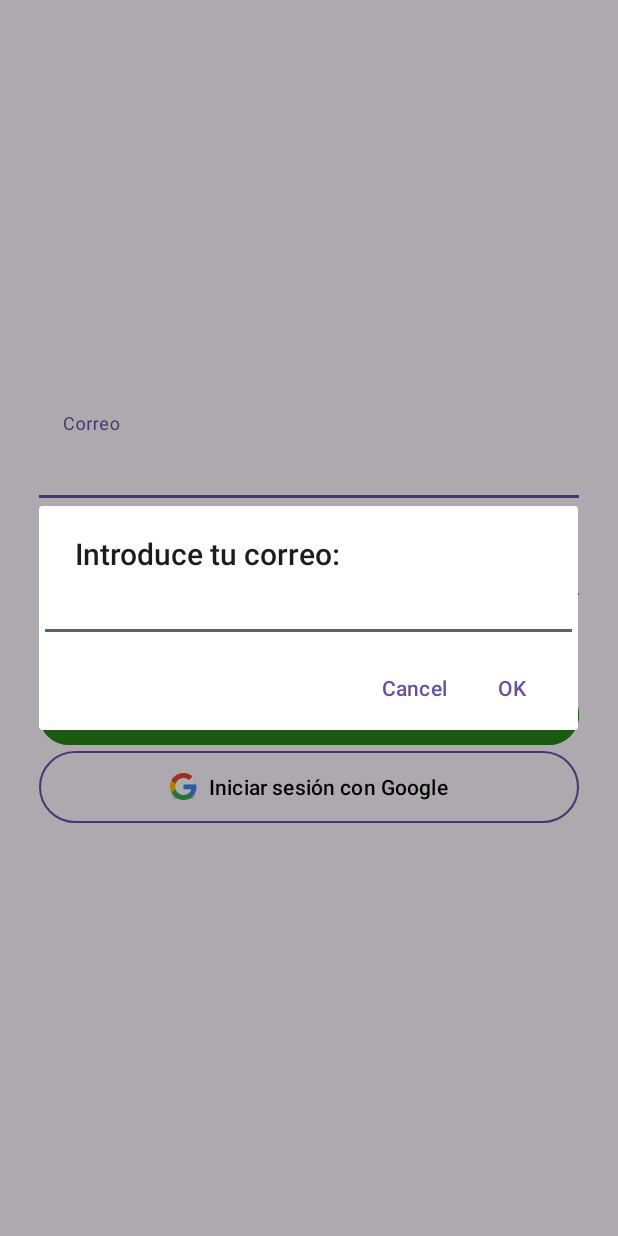
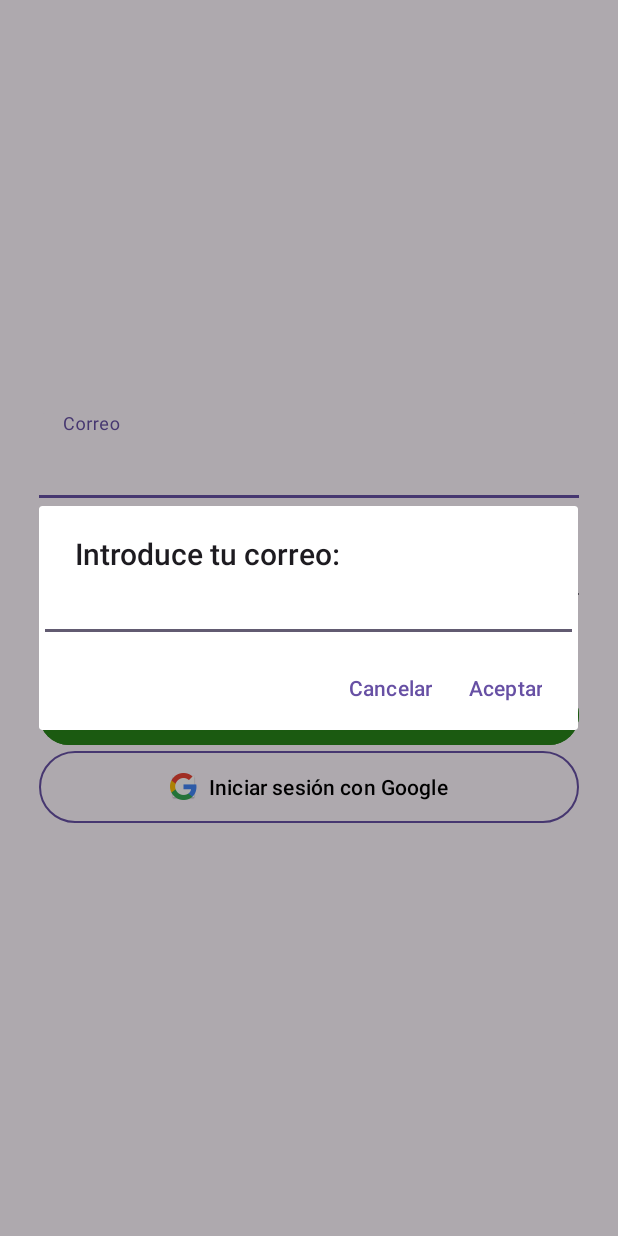
Before and after one commit to DeveloperAaron2/LearningStrenghtAaron, an Android app: the LoginActivity screen opened directly, with no data from a screen before it, after a tap on "¿Olvidaste tu contraseña?", on a phone screen of 412 x 824 dp. Run offline under Robolectric (Android 15) with nearby library versions, the phone set to English and light mode, and no system bars; our stand-ins replace Firebase (no records; nobody signed in at launch, a user with empty details on screens opened directly).

Commit message:
Login y Register acabados 2

```diff
--- a/app/src/main/java/com/example/learningstrenghtaaron/login/LoginActivity.java
+++ b/app/src/main/java/com/example/learningstrenghtaaron/login/LoginActivity.java
@@ -64,8 +64,6 @@ public class LoginActivity extends AppCompatActivity {
         imm.showSoftInput(email, InputMethodManager.SHOW_IMPLICIT);
 
         btnPassword.setOnClickListener(new View.OnClickListener() {
-            String correo = "";
-            boolean cambio = false;
             @Override
             public void onClick(View view) {
                 AlertDialog.Builder builder = new AlertDialog.Builder(LoginActivity.this);
@@ -73,24 +71,12 @@ public class LoginActivity extends AppCompatActivity {
                 final EditText input = new EditText(LoginActivity.this);
                 input.setInputType(InputType.TYPE_TEXT_VARIATION_EMAIL_ADDRESS);
                 builder.setView(input);
-                builder.setPositiveButton("OK", new DialogInterface.OnClickListener() {
-                    @Override
-                    public void onClick(DialogInterface dialog, int which) {
-                        correo = input.getText().toString();
-                        cambio = true;
-                    }
+                builder.setPositiveButton("Aceptar", (dialog, which) -> {
+                    mAuth.sendPasswordResetEmail(input.getText().toString().trim());
+                    Toast.makeText(LoginActivity.this, "Te hemos enviado un correo para reestablecer tu contraseña", Toast.LENGTH_SHORT).show();
                 });
-                builder.setNegativeButton("Cancel", new DialogInterface.OnClickListener() {
-                    @Override
-                    public void onClick(DialogInterface dialog, int which) {
-                        dialog.cancel();
-                    }
-                });
+                builder.setNegativeButton("Cancelar", (dialog, which) -> dialog.cancel());
                 builder.show();
-                if (cambio){
-                    mAuth.sendPasswordResetEmail(email.getText().toString().trim());
-                    Toast.makeText(LoginActivity.this, "Te hemos enviado un correo para reestablecer tu contraseña", Toast.LENGTH_SHORT).show();
-                }
             }
         });
         btnLogin.setOnClickListener(new View.OnClickListener() {
```
